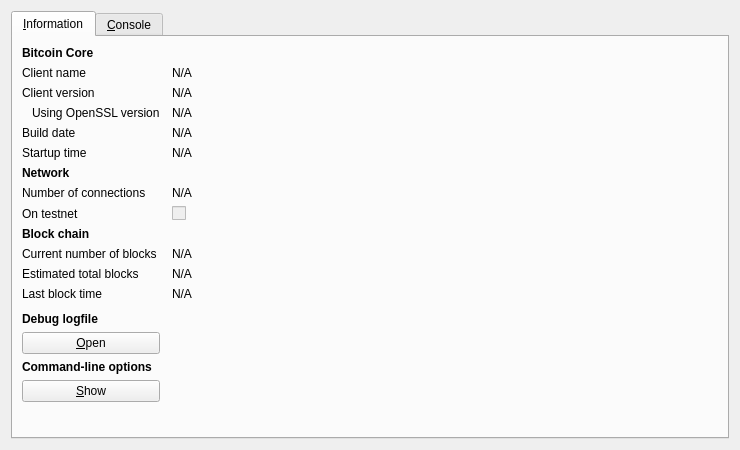
JurisKhan/dv8coin, file src/qt/forms/rpcconsole.ui: the form before one commit.
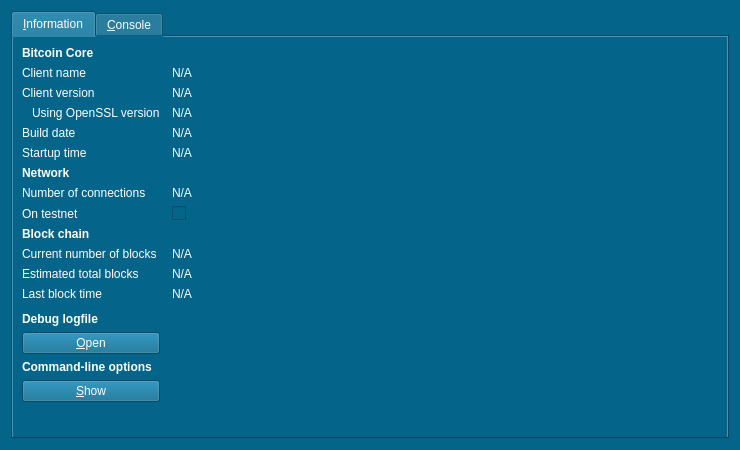
The form after the commit. Icons and pictures are not drawn.

```diff
--- a/src/qt/forms/rpcconsole.ui
+++ b/src/qt/forms/rpcconsole.ui
@@ -11,7 +11,11 @@
    </rect>
   </property>
   <property name="windowTitle">
-   <string>Dv8Coin - Debug window</string>
+   <string>dv8coin - Debug window</string>
+  </property>
+  <property name="styleSheet">
+   <string notr="true">background-color:#04648A;
+color:white;</string>
   </property>
   <layout class="QVBoxLayout" name="verticalLayout_2">
    <item>
```
Left out of the diff: 26 changed lines with no effect on the pictures.
